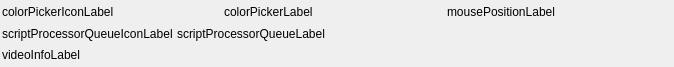
First picture: the form in vsedit/src/script_status_bar_widget/script_status_bar_widget.ui, repository AkarinVS/vapoursynth-editor-2, before the edit.
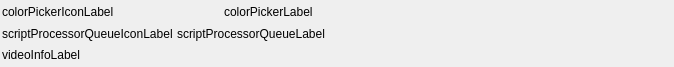
Second picture: the form after the edit.

Commit message: - Make frame number spinbox much bigger - Reposition frame number spinbox to zoomable timeline

```diff
--- a/vsedit/src/script_status_bar_widget/script_status_bar_widget.ui
+++ b/vsedit/src/script_status_bar_widget/script_status_bar_widget.ui
@@ -99,9 +99,6 @@
           <height>0</height>
          </size>
         </property>
-        <property name="text">
-         <string>mousePositionLabel</string>
-        </property>
        </widget>
       </item>
       <item>
```
The commit also changes 3 other files.
